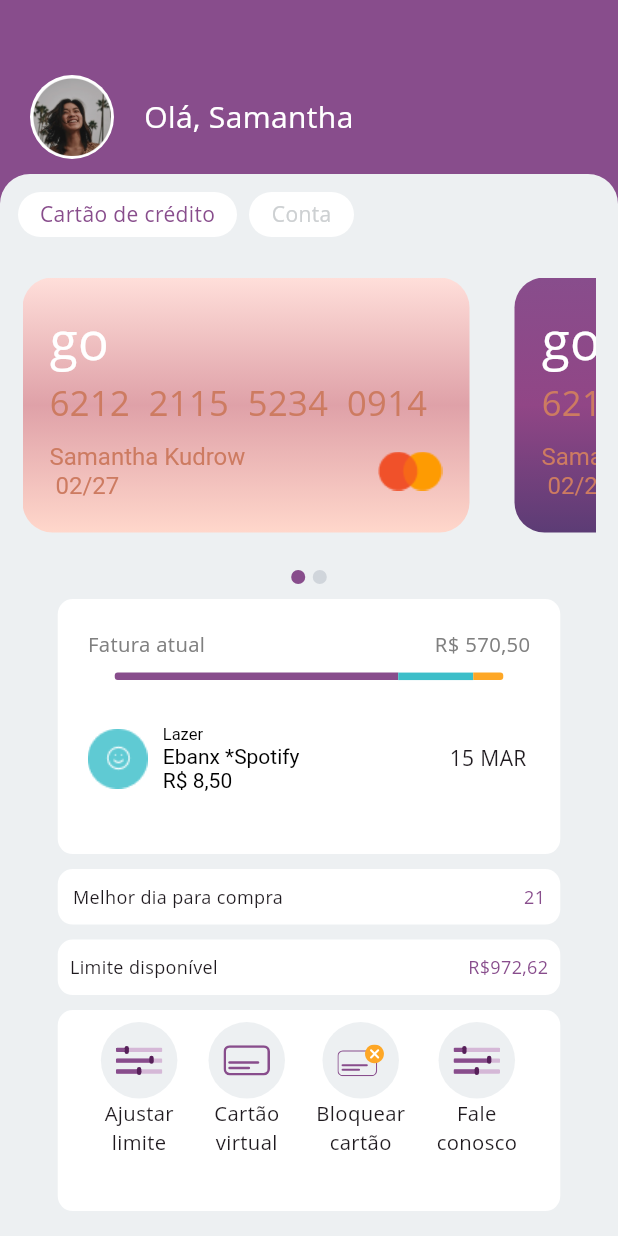
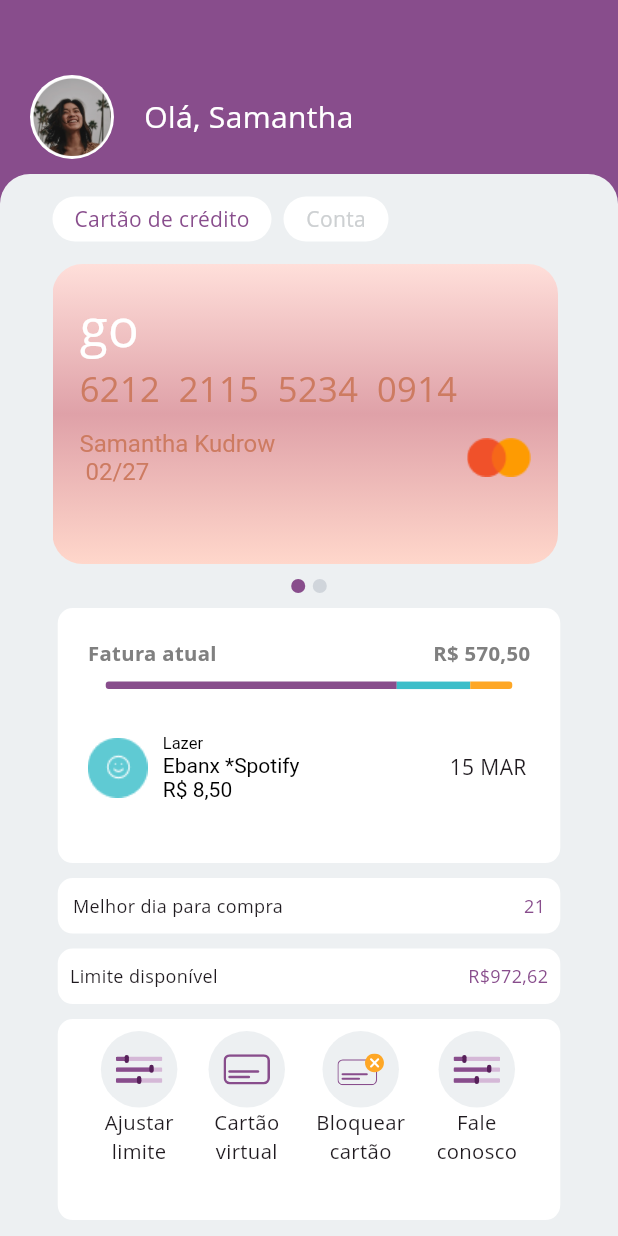
Before and after one commit to rafaela-moura/go_Bank, a Flutter app: the screen it shows after launch, on a phone screen of 412 x 824 dp. Run offline on Flutter 3.47's test engine with Material 2 defaults, Android fonts, the phone set to English and light mode, and no system bars; our stand-ins replace flutter_svg; Roboto replaces fonts that are missing (Open Sans).

Commit message:
Atualizações

```diff
--- a/lib/view/home_view.dart
+++ b/lib/view/home_view.dart
@@ -13,6 +13,21 @@ class HomeView extends StatefulWidget {
 }
 
 class _HomeViewState extends State<HomeView> {
+  CardType _currentCardType = CardType.Card1;
+  late PageController _pageController;
+
+  @override
+  void initState() {
+    super.initState();
+    _pageController = PageController(initialPage: 0);
+  }
+
+  @override
+  void dispose() {
+    _pageController.dispose();
+    super.dispose();
+  }
+
   @override
   Widget build(BuildContext context) {
     return Scaffold(
@@ -78,9 +93,10 @@ class _HomeViewState extends State<HomeView> {
         borderRadius: BorderRadius.circular(20),
       ),
       child: Column(
+        crossAxisAlignment: CrossAxisAlignment.center,
         children: [
           Padding(
-            padding: const EdgeInsets.all(12.0),
+            padding: const EdgeInsets.only(left: 35, top: 15, bottom: 15),
             child: Row(
               mainAxisAlignment: MainAxisAlignment.start,
               children: [
@@ -122,23 +138,39 @@ class _HomeViewState extends State<HomeView> {
               ],
             ),
           ),
-          Container(
+          Padding(
+            padding: const EdgeInsets.only(left: 35, right: 40),
+            child: Container(
               height: 200,
-            padding: const EdgeInsets.all(15),
-            child: ListView(
+              child: PageView(
+                controller: _pageController,
                 scrollDirection: Axis.horizontal,
                 children: [
-                buildCard(AppPalette.pink, AppPalette.pink1, AppPalette.card1,
-                    "6212  2115  5234  0914", AppPalette.brown, CardType.Card1),
-                const SizedBox(width: 30),
+                  buildCard(
+                      AppPalette.pink,
+                      AppPalette.pink1,
+                      AppPalette.card1,
+                      "6212  2115  5234  0914",
+                      AppPalette.brown,
+                      CardType.Card1),
                   buildCard(
                       AppPalette.primary,
                       AppPalette.card2,
                       AppPalette.card3,
                       "6212  2115  5234  4051",
-                    AppPalette.brown,
+                      AppPalette.white1,
                       CardType.Card2),
                 ],
+                onPageChanged: (int index) {
+                  setState(() {
+                    if (index == 0) {
+                      _currentCardType = CardType.Card1;
+                    } else if (index == 1) {
+                      _currentCardType = CardType.Card2;
+                    }
+                  });
+                },
+              ),
             ),
           ),
           const SizedBox(
@@ -169,7 +201,8 @@ class _HomeViewState extends State<HomeView> {
           const SizedBox(
             height: 10,
           ),
-          GestureDetector(onTap: () {
+          GestureDetector(
+            onTap: () {
               Navigator.pushReplacementNamed(context, RoutesApp.CURRENT);
             },
             child: Container(
@@ -181,35 +214,73 @@ class _HomeViewState extends State<HomeView> {
               child: Padding(
                 padding: const EdgeInsets.all(20.0),
                 child: Column(children: [
-                  const Row(
+                  Row(
                     mainAxisAlignment: MainAxisAlignment.spaceBetween,
                     children: [
                       Text(
                         "Fatura atual",
-                        style: TextStyle(fontSize: 13.5, color: AppPalette.gray2),
+                        style: TextStyle(
+                            fontSize: 13.5,
+                            color: AppPalette.gray2,
+                            fontWeight: FontWeight.bold),
                       ),
-                      Text("R\$ 570,50",
-                          style:
-                              TextStyle(fontSize: 13.5, color: AppPalette.gray2)),
+                      Text(
+                        _currentCardType == CardType.Card1
+                            ? "R\$ 570,50"
+                            : 'R\$200,25',
+                        style: TextStyle(
+                            fontSize: 13.5,
+                            color: _currentCardType == CardType.Card1
+                                ? AppPalette.gray2
+                                : AppPalette.red,
+                            fontWeight: FontWeight.bold),
+                      )
                     ],
                   ),
                   const SizedBox(
                     height: 10,
                   ),
-                  Row(
+                  _currentCardType == CardType.Card1
+                      ? Row(
                           mainAxisAlignment: MainAxisAlignment.center,
                           children: [
                             Container(
-                          width: 189,
+                                width: 194,
                                 height: 5,
                                 decoration: const BoxDecoration(
                                     color: AppPalette.primary,
                                     borderRadius: BorderRadius.only(
                                         topLeft: Radius.circular(2),
                                         bottomLeft: Radius.circular(2)))),
-                      Container(width: 50, height: 5, color: AppPalette.blue),
                             Container(
-                          width: 20,
+                                width: 49, height: 5, color: AppPalette.blue),
+                            Container(
+                                width: 28,
+                                height: 5,
+                                decoration: const BoxDecoration(
+                                    color: AppPalette.yellow,
+                                    borderRadius: BorderRadius.only(
+                                        topRight: Radius.circular(2),
+                                        bottomRight: Radius.circular(2))))
+                          ],
+                        )
+                      : Row(
+                          mainAxisAlignment: MainAxisAlignment.center,
+                          children: [
+                            Container(
+                                width: 119,
+                                height: 5,
+                                decoration: const BoxDecoration(
+                                    color: AppPalette.primary,
+                                    borderRadius: BorderRadius.only(
+                                        topLeft: Radius.circular(2),
+                                        bottomLeft: Radius.circular(2)))),
+                            Container(
+                                width: 75, height: 5, color: AppPalette.red),
+                            Container(
+                                width: 49, height: 5, color: AppPalette.blue),
+                            Container(
+                                width: 28,
                                 height: 5,
                                 decoration: const BoxDecoration(
                                     color: AppPalette.yellow,
@@ -231,13 +302,15 @@ class _HomeViewState extends State<HomeView> {
                       RichText(
                         text: const TextSpan(
                           text: 'Lazer\n',
-                          style: TextStyle(fontSize: 11, color: AppPalette.black),
+                          style:
+                              TextStyle(fontSize: 11, color: AppPalette.black),
                           children: <TextSpan>[
                             TextSpan(
                                 text: 'Ebanx *Spotify\n',
                                 style: TextStyle(fontSize: 14)),
                             TextSpan(
-                                text: 'R\$ 8,50', style: TextStyle(fontSize: 14)),
+                                text: 'R\$ 8,50',
+                                style: TextStyle(fontSize: 14)),
                           ],
                         ),
                       ),
@@ -357,7 +430,8 @@ class _HomeViewState extends State<HomeView> {
 
   Widget buildCard(Color color1, Color color2, Color color3, String text,
       Color color4, CardType cardType) {
-    return GestureDetector(onTap: () {
+    return GestureDetector(
+      onTap: () {
         Navigator.pushReplacementNamed(context, RoutesApp.CURRENT);
       },
       child: Container(
```
Lines whose indentation alone changed are shown as unchanged.
